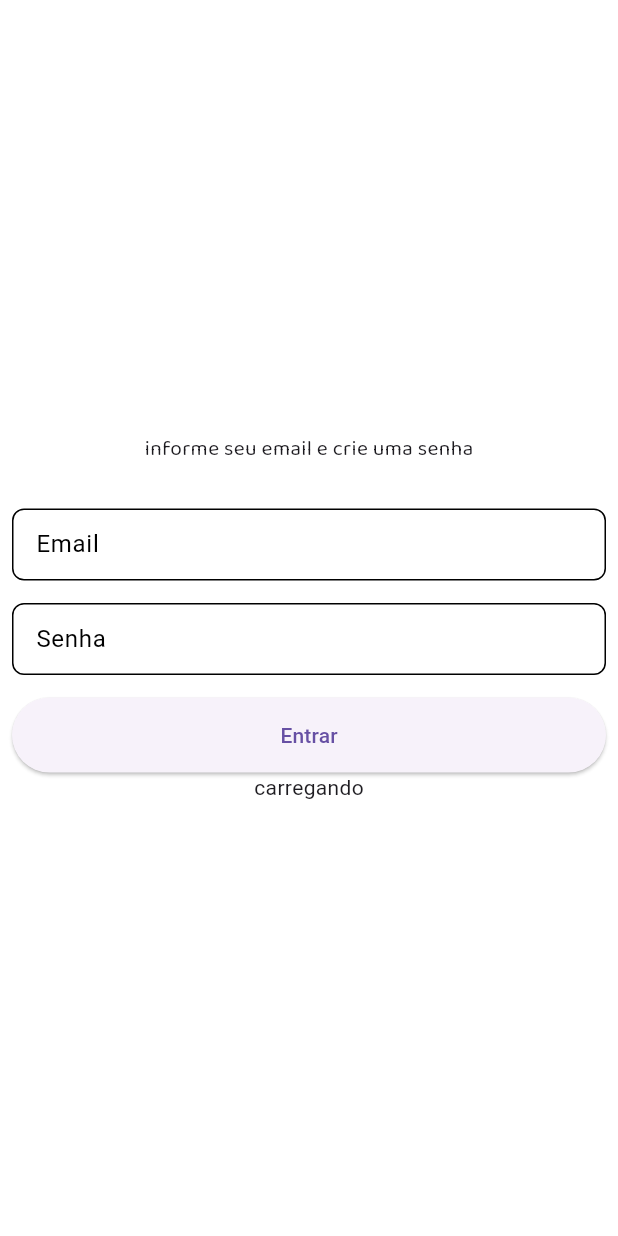
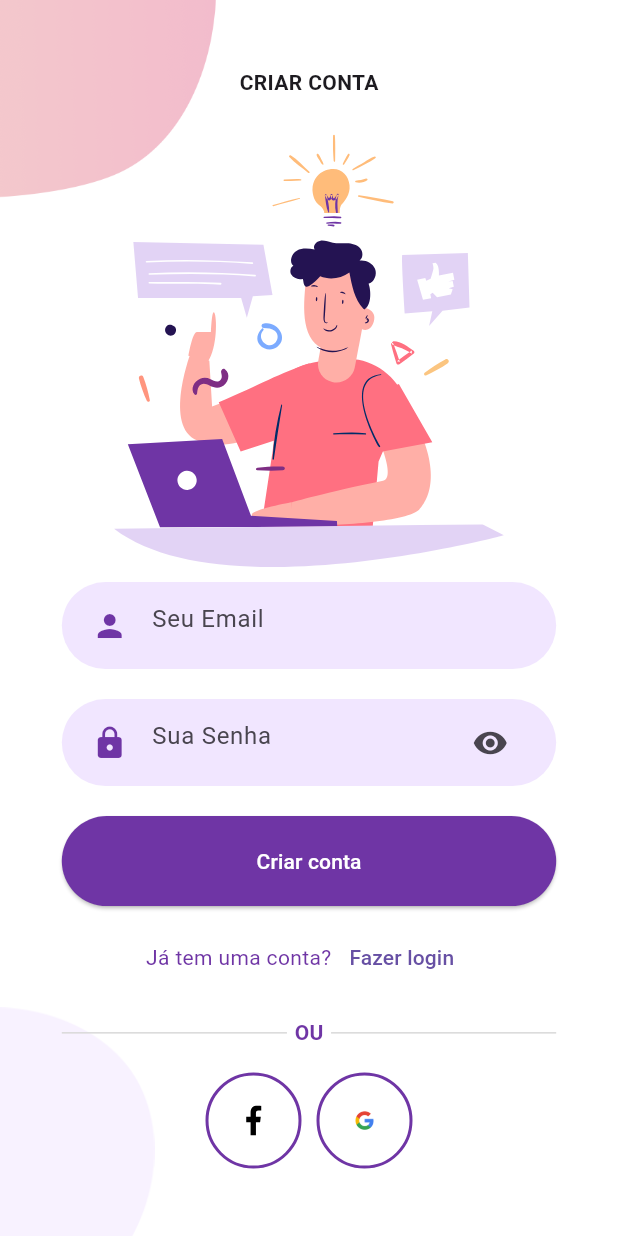
Before and after one commit to willamibezerra/Eu-produtivo, a Flutter app: the RegisterAccountPage screen opened by its route, on a phone screen of 412 x 824 dp. Run offline on Flutter 3.47's test engine with Material 3 defaults, Android fonts, the phone set to English and light mode, and no system bars; our stand-ins replace dartz, firebase_auth, firebase_core, flutter_modular, flutter_svg, mobx; accounts and stored records are empty; generated files the repository leaves out were written again.

Commit message:
refactory register account page

```diff
--- /dev/null
+++ b/lib/app/modules/authentication/presentation/view/components/background_registe_account.dart
@@ -0,0 +1,40 @@
+import 'package:flutter/material.dart';
+
+class BackgroundRegisterAccount extends StatelessWidget {
+  const BackgroundRegisterAccount({
+    super.key,
+    required this.size,
+    required this.child,
+  });
+
+  final Size size;
+  final Widget child;
+
+  @override
+  Widget build(BuildContext context) {
+    return SizedBox(
+      width: double.infinity,
+      height: size.height,
+      child: Stack(
+        alignment: Alignment.center,
+        children: [
+          Positioned(
+            left: 0,
+            top: 0,
+            child: Image.asset(
+              'assets/images/signup_top.png',
+              width: size.width * 0.35,
+            ),
+          ),
+          Positioned(
+            left: 0,
+            bottom: 0,
+            width: size.width * 0.25,
+            child: Image.asset('assets/images/main_bottom.png'),
+          ),
+          child
+        ],
+      ),
+    );
+  }
+}
--- a/lib/app/modules/authentication/presentation/view/components/body_login.dart
+++ b/lib/app/modules/authentication/presentation/view/components/body_login.dart
@@ -124,7 +124,9 @@ class _BodyLoginState extends State<BodyLogin> {
                   style: TextStyle(color: AppColors.kPrimaryColor),
                 ),
                 TextButton(
-                  onPressed: () {},
+                  onPressed: () {
+                    Modular.to.pushNamed('/auth/register');
+                  },
                   child: const Text(
                     'Criar Conta',
                     style: TextStyle(
--- /dev/null
+++ b/lib/app/modules/authentication/presentation/view/components/body_register_account.dart
@@ -0,0 +1,117 @@
+import 'package:flutter/material.dart';
+import 'package:flutter_svg/flutter_svg.dart';
+
+import 'package:image_convert/app/modules/authentication/presentation/view/components/or_divider.dart';
+import 'package:image_convert/app/modules/authentication/presentation/view/components/rounded_input_field.dart';
+import 'package:image_convert/app/modules/authentication/presentation/view/components/socal_icon.dart';
+import 'package:image_convert/app/shared/widgets/rounded_button.dart';
+import 'package:image_convert/app/shared/widgets/style/app_colors.dart';
+
+import 'background_registe_account.dart';
+
+class BodyRegisterAccount extends StatefulWidget {
+  final Size size;
+  const BodyRegisterAccount({
+    super.key,
+    required this.size,
+  });
+
+  @override
+  State<BodyRegisterAccount> createState() => _BodyRegisterAccountState();
+}
+
+class _BodyRegisterAccountState extends State<BodyRegisterAccount> {
+  late TextEditingController _emailController;
+  late TextEditingController _passWordController;
+
+  final GlobalKey<FormState> _formKeyEmail = GlobalKey<FormState>();
+  final GlobalKey<FormState> _formKeyPassword = GlobalKey<FormState>();
+  bool isPasswordVisible = false;
+  @override
+  void initState() {
+    _emailController = TextEditingController();
+    _passWordController = TextEditingController(); // TODO: implement initState
+    super.initState();
+  }
+
+  @override
+  Widget build(BuildContext context) {
+    return BackgroundRegisterAccount(
+      size: widget.size,
+      child: Column(
+        mainAxisAlignment: MainAxisAlignment.center,
+        children: [
+          const Text(
+            'CRIAR CONTA',
+            style: TextStyle(fontWeight: FontWeight.bold),
+          ),
+          SizedBox(
+            height: widget.size.height * 0.03,
+          ),
+          SvgPicture.asset(
+            'assets/icons/signup.svg',
+            height: widget.size.height * 0.35,
+          ),
+          RoundedInputField(
+              hintText: 'Seu Email',
+              onChanged: (p0) {},
+              size: widget.size,
+              controller: _emailController,
+              textFieldKey: _formKeyEmail,
+              validator: (p0) {},
+              onTapVisibleText: () {},
+              obscureText: false),
+          RoundedInputField(
+              suffixIcon:
+                  isPasswordVisible ? Icons.visibility_off : Icons.visibility,
+              icon: Icons.lock,
+              hintText: 'Sua Senha',
+              onChanged: (p0) {},
+              size: widget.size,
+              controller: _passWordController,
+              textFieldKey: _formKeyPassword,
+              validator: (p0) {},
+              onTapVisibleText: () {
+                setState(() {
+                  isPasswordVisible = !isPasswordVisible;
+                });
+              },
+              obscureText: isPasswordVisible),
+          RoundedButton(press: () {}, size: widget.size, text: 'Criar conta'),
+          Row(
+            mainAxisAlignment: MainAxisAlignment.center,
+            children: [
+              const Text(
+                'Já tem uma conta?',
+                style: TextStyle(color: AppColors.kPrimaryColor),
+              ),
+              TextButton(
+                onPressed: () {},
+                child: const Text('Fazer login'),
+              ),
+            ],
+          ),
+          OrDivider(size: widget.size),
+          Row(
+            mainAxisAlignment: MainAxisAlignment.center,
+            children: [
+              SocalIcon(
+                isSvg: true,
+                imagePath: 'assets/icons/facebook.svg',
+                onTap: () {},
+              ),
+              const SizedBox(
+                width: 10,
+              ),
+              SocalIcon(
+                isSvg: false,
+                imagePath: 'assets/icons/google_icon.png',
+                onTap: () {},
+              ),
+            ],
+          ),
+        ],
+      ),
+    );
+  }
+}
--- /dev/null
+++ b/lib/app/modules/authentication/presentation/view/components/or_divider.dart
@@ -0,0 +1,44 @@
+import 'package:flutter/material.dart';
+import 'package:image_convert/app/shared/widgets/style/app_colors.dart';
+
+class OrDivider extends StatelessWidget {
+  const OrDivider({
+    super.key,
+    required this.size,
+  });
+
+  final Size size;
+
+  @override
+  Widget build(BuildContext context) {
+    return Container(
+      margin: EdgeInsets.symmetric(vertical: size.height * 0.02),
+      width: size.width * 0.8,
+      child: const Row(
+        children: [
+          Expanded(
+              child: Divider(
+            color: Color(0xffD9D9D9),
+            height: 1.5,
+          )),
+          SizedBox(
+            width: 5,
+          ),
+          Text(
+            'OU',
+            style: TextStyle(
+                color: AppColors.kPrimaryColor, fontWeight: FontWeight.w600),
+          ),
+          SizedBox(
+            width: 5,
+          ),
+          Expanded(
+              child: Divider(
+            color: Color(0xffD9D9D9),
+            height: 1.5,
+          )),
+        ],
+      ),
+    );
+  }
+}
--- /dev/null
+++ b/lib/app/modules/authentication/presentation/view/components/socal_icon.dart
@@ -0,0 +1,38 @@
+import 'package:flutter/material.dart';
+import 'package:flutter_svg/svg.dart';
+import 'package:image_convert/app/shared/widgets/style/app_colors.dart';
+
+class SocalIcon extends StatelessWidget {
+  final String imagePath;
+  final VoidCallback onTap;
+  final bool isSvg;
+  const SocalIcon({
+    Key? key,
+    required this.imagePath,
+    required this.onTap,
+    required this.isSvg,
+  }) : super(key: key);
+
+  @override
+  Widget build(BuildContext context) {
+    return Container(
+      padding: const EdgeInsets.all(20),
+      decoration: BoxDecoration(
+          border: Border.all(width: 2, color: AppColors.kPrimaryColor),
+          shape: BoxShape.circle),
+      child: GestureDetector(
+          onTap: onTap,
+          child: isSvg
+              ? SvgPicture.asset(
+                  imagePath,
+                  height: 20,
+                  width: 20,
+                )
+              : Image.asset(
+                  imagePath,
+                  height: 20,
+                  width: 20,
+                )),
+    );
+  }
+}
--- a/lib/app/modules/authentication/presentation/view/pages/auth_page.dart
+++ b/lib/app/modules/authentication/presentation/view/pages/auth_page.dart
@@ -1,5 +1,4 @@
 import 'package:flutter/material.dart';
-import 'package:flutter_modular/flutter_modular.dart';
 
 import 'package:image_convert/app/modules/authentication/presentation/state/auth_controller.dart';
 import 'package:image_convert/app/modules/authentication/presentation/view/components/body_login.dart';
--- a/lib/app/modules/authentication/presentation/view/pages/register_account_page.dart
+++ b/lib/app/modules/authentication/presentation/view/pages/register_account_page.dart
@@ -1,9 +1,6 @@
 import 'package:flutter/material.dart';
-import 'package:flutter_mobx/flutter_mobx.dart';
-import 'package:google_fonts/google_fonts.dart';
 import 'package:image_convert/app/modules/authentication/presentation/state/auth_controller.dart';
-
-import '../../../../../shared/widgets/input_widget.dart';
+import 'package:image_convert/app/modules/authentication/presentation/view/components/body_register_account.dart';
 
 class RegisterAccountPage extends StatefulWidget {
   final AuthController controller;
@@ -25,61 +22,36 @@ class _RegisterAccountPageState extends State<RegisterAccountPage> {
 
   @override
   Widget build(BuildContext context) {
+    Size size = MediaQuery.of(context).size;
     return Scaffold(
-      body: Padding(
-        padding: const EdgeInsets.all(8.0),
-        child: Column(
-          mainAxisAlignment: MainAxisAlignment.center,
-          children: [
-            Text(
-              'informe seu email e crie uma senha',
-              style: GoogleFonts.baloo2(fontSize: 14),
-            ),
-            const SizedBox(
-              height: 30,
-            ),
-            InputWidget(
-              controller: _emailController,
-              label: 'Email',
-            ),
-            const SizedBox(
-              height: 15,
-            ),
-            InputWidget(
-              controller: _passwordController,
-              label: 'Senha',
-            ),
-            const SizedBox(
-              height: 15,
-            ),
-            SizedBox(
-              width: double.maxFinite,
-              height: 50,
-              child: ElevatedButton(
-                onPressed: () {
-                  widget.controller.createAccount(
-                      email: _emailController.text,
-                      password: _passwordController.text);
-                },
-                child: const Text('Entrar'),
-              ),
-            ),
-            Observer(
-              builder: (context) {
-                if (widget.controller.createAccountSucess != null) {
-                  if (widget.controller.createAccountSucess!) {
-                    return const Text('suceso');
-                  } else {
-                    return const Text('Falha');
-                  }
-                } else {
-                  return const Text('carregando');
-                }
-              },
-            ),
-          ],
-        ),
-      ),
-    );
+        body: BodyRegisterAccount(
+      size: size,
+    ));
   }
 }
+
+    // SizedBox(
+            //   width: double.maxFinite,
+            //   height: 50,
+            //   child: ElevatedButton(
+            //     onPressed: () {
+            //       widget.controller.createAccount(
+            //           email: _emailController.text,
+            //           password: _passwordController.text);
+            //     },
+            //     child: const Text('Entrar'),
+            //   ),
+            // ),
+            // Observer(
+            //   builder: (context) {
+            //     if (widget.controller.createAccountSucess != null) {
+            //       if (widget.controller.createAccountSucess!) {
+            //         return const Text('suceso');
+            //       } else {
+            //         return const Text('Falha');
+            //       }
+            //     } else {
+            //       return const Text('carregando');
+            //     }
+            //   },
+            // ),
```
Also changed, not shown: assets/icons/google-plus.svg (deleted), assets/icons/google_icon.png (added).
